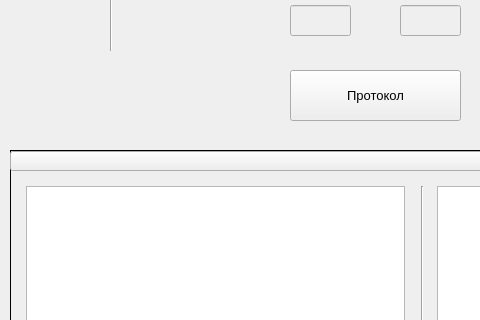
The window that FormMain.ui (zak2791/TabloSelfDefender) describes before a commit, drawn with Qt 5; both pictures show x 0 to 480 and y 260 to 580 of the 1250 by 900 pixel window.
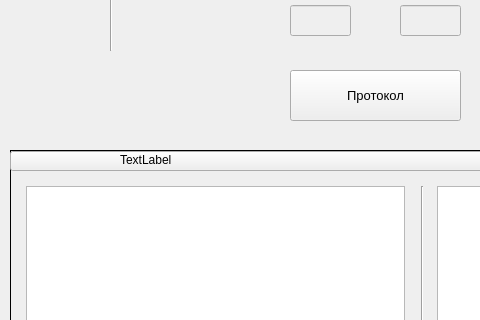
The same window after the commit. Icons and pictures are not drawn. Custom widgets are drawn as their Qt base class.

Commit message: add cpu usage

```diff
--- a/FormMain.ui
+++ b/FormMain.ui
@@ -2986,6 +2986,19 @@
      </property>
     </widget>
    </widget>
+   <widget class="QLabel" name="lblCpuUsage">
+    <property name="geometry">
+     <rect>
+      <x>110</x>
+      <y>0</y>
+      <width>201</width>
+      <height>20</height>
+     </rect>
+    </property>
+    <property name="text">
+     <string>TextLabel</string>
+    </property>
+   </widget>
   </widget>
   <widget class="QPushButton" name="btnSemiFin">
    <property name="geometry">
```
The commit also changes 2 other files.
